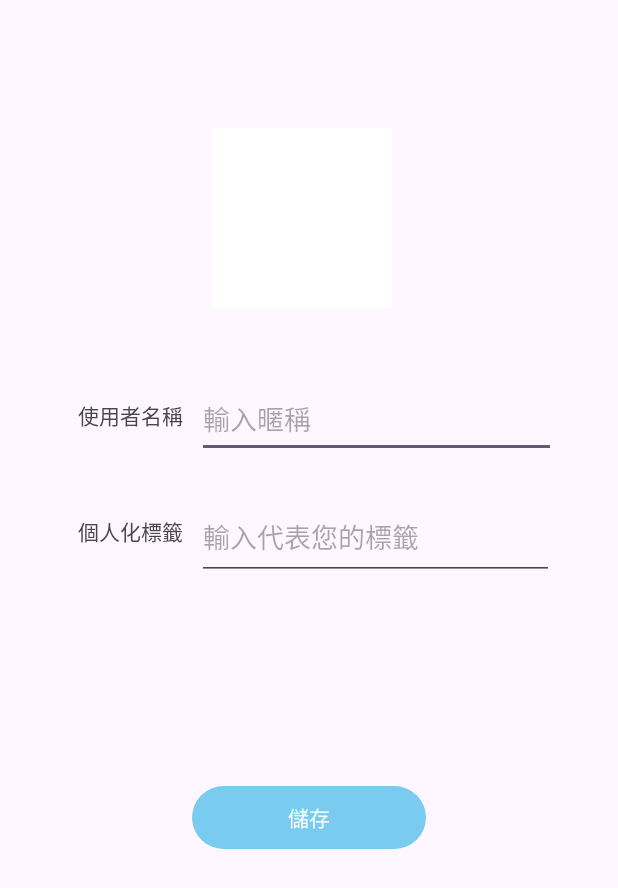
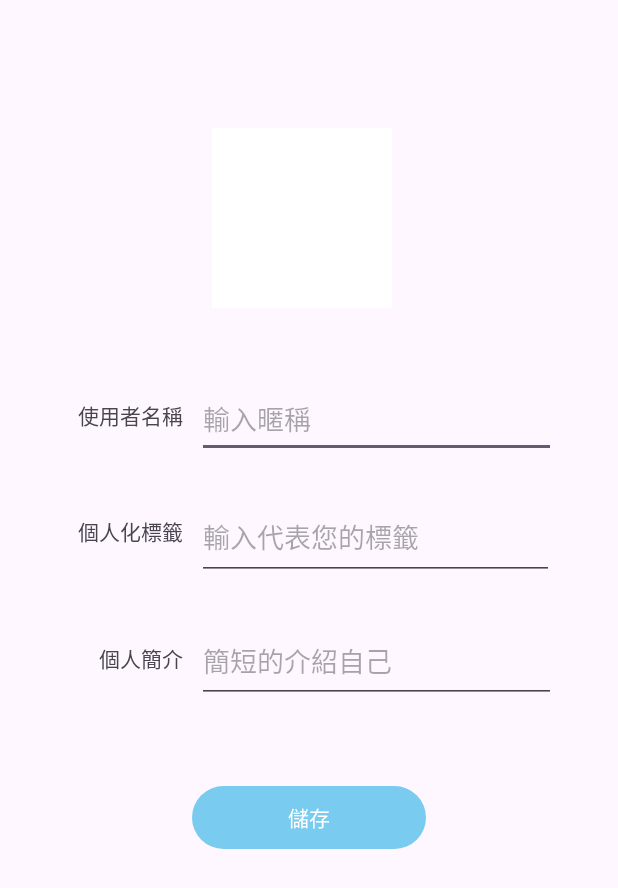
Before and after one commit to yi-xiang-01/map, an Android app: the screen it shows after launch (EditProfileActivity), after a tap on "修改個人檔案", on a phone screen of 412 x 824 dp. Shown: the top 888 px of the screen. Run offline under Robolectric (Android 15) with nearby library versions, the light colour scheme and no system bars.

Commit message:
add newpoint,information

```diff
--- a/app/src/main/java/com/example/mapcollection/EditProfileActivity.kt
+++ b/app/src/main/java/com/example/mapcollection/EditProfileActivity.kt
@@ -54,18 +54,23 @@ class EditProfileActivity : AppCompatActivity() {
 
         val edUserName = findViewById<EditText>(R.id.edUserName)
         val edUserLabel = findViewById<EditText>(R.id.edUserLabel)
+        val edIntroduction = findViewById<EditText>(R.id.edIntroduction)
         val btnSave = findViewById<Button>(R.id.btnSave)
         imgUserPhoto = findViewById<ImageView>(R.id.imgUserPhoto)
 
         // 接收傳入的當前使用者資料並預設顯示
         val currentUserName = intent.getStringExtra("currentUserName") ?: ""
         val currentUserLabel = intent.getStringExtra("currentUserLabel") ?: ""
+        val currentIntroduction = intent.getStringExtra("currentIntroduction") ?: ""
 
         if (currentUserName.isNotEmpty() && currentUserName != "使用者姓名") {
             edUserName.setText(currentUserName)
         }
         if (currentUserLabel.isNotEmpty() && currentUserLabel != "個人化標籤") {
             edUserLabel.setText(currentUserLabel)
+        }
+        if (currentIntroduction.isNotEmpty() && currentIntroduction != "個人簡介") {
+            edIntroduction.setText(currentIntroduction)
         }
 
         // 設置圖片點擊事件
@@ -76,10 +81,12 @@ class EditProfileActivity : AppCompatActivity() {
         btnSave.setOnClickListener {
             val userName = edUserName.text.toString()
             val userLabel = edUserLabel.text.toString()
+            val introduction = edIntroduction.text.toString()
 
             val resultIntent = Intent()
             resultIntent.putExtra("userName", userName)
             resultIntent.putExtra("userLabel", userLabel)
+            resultIntent.putExtra("introduction", introduction)
             if (selectedImageBytes != null) {
                 resultIntent.putExtra("userPhoto", selectedImageBytes)
             }
--- a/app/src/main/java/com/example/mapcollection/MainActivity.kt
+++ b/app/src/main/java/com/example/mapcollection/MainActivity.kt
@@ -37,6 +37,7 @@ class MainActivity : AppCompatActivity() {
     private lateinit var editProfileLauncher: ActivityResultLauncher<Intent>
     private lateinit var userNameText: TextView
     private lateinit var userLabelText: TextView
+    private lateinit var introductionText: TextView
     private lateinit var imgProfile: ImageView
 
     override fun onCreate(savedInstanceState: Bundle?) {
@@ -83,13 +84,14 @@ class MainActivity : AppCompatActivity() {
                 val data = result.data
                 val userName = data?.getStringExtra("userName") ?: ""
                 val userLabel = data?.getStringExtra("userLabel") ?: ""
+                val introduction = data?.getStringExtra("introduction") ?: ""
                 val userPhoto = data?.getByteArrayExtra("userPhoto")
 
-                saveUserProfile(userName, userLabel)
+                saveUserProfile(userName, userLabel, introduction)
                 if (userPhoto != null) {
                     saveUserPhoto(userPhoto)
                 }
-                updateUserProfileDisplay(userName, userLabel)
+                updateUserProfileDisplay(userName, userLabel, introduction)
                 loadUserPhoto()
             }
         }
@@ -141,6 +143,7 @@ class MainActivity : AppCompatActivity() {
             // 傳遞當前使用者資料
             intent.putExtra("currentUserName", userNameText.text.toString())
             intent.putExtra("currentUserLabel", userLabelText.text.toString())
+            intent.putExtra("currentIntroduction", introductionText.text.toString())
             editProfileLauncher.launch(intent)
         }
     }
@@ -161,19 +164,22 @@ class MainActivity : AppCompatActivity() {
     private fun loadUserProfile() {
         userNameText = findViewById(R.id.userName)
         userLabelText = findViewById(R.id.userLabel)
+        introductionText = findViewById(R.id.introduction)
         imgProfile = findViewById(R.id.imgProfile)
 
         val userName = sharedPreferences.getString("userName", "使用者姓名") ?: "使用者姓名"
         val userLabel = sharedPreferences.getString("userLabel", "個人化標籤") ?: "個人化標籤"
+        val introduction = sharedPreferences.getString("introduction", "個人簡介") ?: "個人簡介"
 
-        updateUserProfileDisplay(userName, userLabel)
+        updateUserProfileDisplay(userName, userLabel, introduction)
         loadUserPhoto()
     }
 
-    private fun saveUserProfile(userName: String, userLabel: String) {
+    private fun saveUserProfile(userName: String, userLabel: String, introduction: String) {
         sharedPreferences.edit()
             .putString("userName", userName)
             .putString("userLabel", userLabel)
+            .putString("introduction", introduction)
             .apply()
     }
 
@@ -196,9 +202,10 @@ class MainActivity : AppCompatActivity() {
         }
     }
 
-    private fun updateUserProfileDisplay(userName: String, userLabel: String) {
+    private fun updateUserProfileDisplay(userName: String, userLabel: String, introduction: String) {
         userNameText.text = userName
         userLabelText.text = userLabel
+        introductionText.text = introduction
     }
 
     fun deletePost(position: Int) {
--- a/app/src/main/res/layout/activity_editprofile.xml
+++ b/app/src/main/res/layout/activity_editprofile.xml
@@ -75,4 +75,26 @@
         android:inputType="text"
         app:layout_constraintStart_toStartOf="parent"
         app:layout_constraintTop_toTopOf="parent" />
+
+    <TextView
+        android:id="@+id/textView6"
+        android:layout_width="wrap_content"
+        android:layout_height="wrap_content"
+        android:layout_marginStart="66dp"
+        android:layout_marginTop="428dp"
+        android:text="個人簡介"
+        app:layout_constraintStart_toStartOf="parent"
+        app:layout_constraintTop_toTopOf="parent" />
+
+    <EditText
+        android:id="@+id/edIntroduction"
+        android:layout_width="239dp"
+        android:layout_height="55dp"
+        android:layout_marginStart="131dp"
+        android:layout_marginTop="413dp"
+        android:ems="10"
+        android:hint="簡短的介紹自己"
+        android:inputType="text"
+        app:layout_constraintStart_toStartOf="parent"
+        app:layout_constraintTop_toTopOf="parent" />
 </androidx.constraintlayout.widget.ConstraintLayout>
```
Also changed, not shown: app/src/main/res/layout/activity_main.xml (+9 -0 lines).
